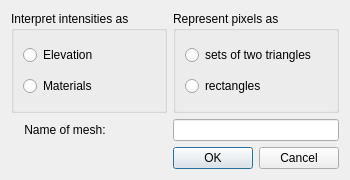
First picture: the form in VtkVis/MeshFromRaster.ui, repository ufz/ogs, before the edit.
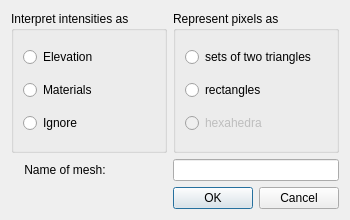
Second picture: the form after the edit.

Commit message: re-implemented raster to mesh conversion, also removed some bugs connected to that method

The edit to the form file:
```diff
--- a/VtkVis/MeshFromRaster.ui
+++ b/VtkVis/MeshFromRaster.ui
@@ -7,7 +7,7 @@
     <x>0</x>
     <y>0</y>
     <width>350</width>
-    <height>180</height>
+    <height>220</height>
    </rect>
   </property>
   <property name="windowTitle">
@@ -44,6 +44,13 @@
         </property>
        </widget>
       </item>
+      <item>
+       <widget class="QRadioButton" name="ignoreButton">
+        <property name="text">
+         <string>Ignore</string>
+        </property>
+       </widget>
+      </item>
      </layout>
     </widget>
    </item>
@@ -67,6 +74,16 @@
         </property>
        </widget>
       </item>
+      <item>
+       <widget class="QRadioButton" name="hexButton">
+        <property name="enabled">
+         <bool>false</bool>
+        </property>
+        <property name="text">
+         <string>hexahedra</string>
+        </property>
+       </widget>
+      </item>
      </layout>
     </widget>
    </item>
```
The commit also changes 10 other files.
